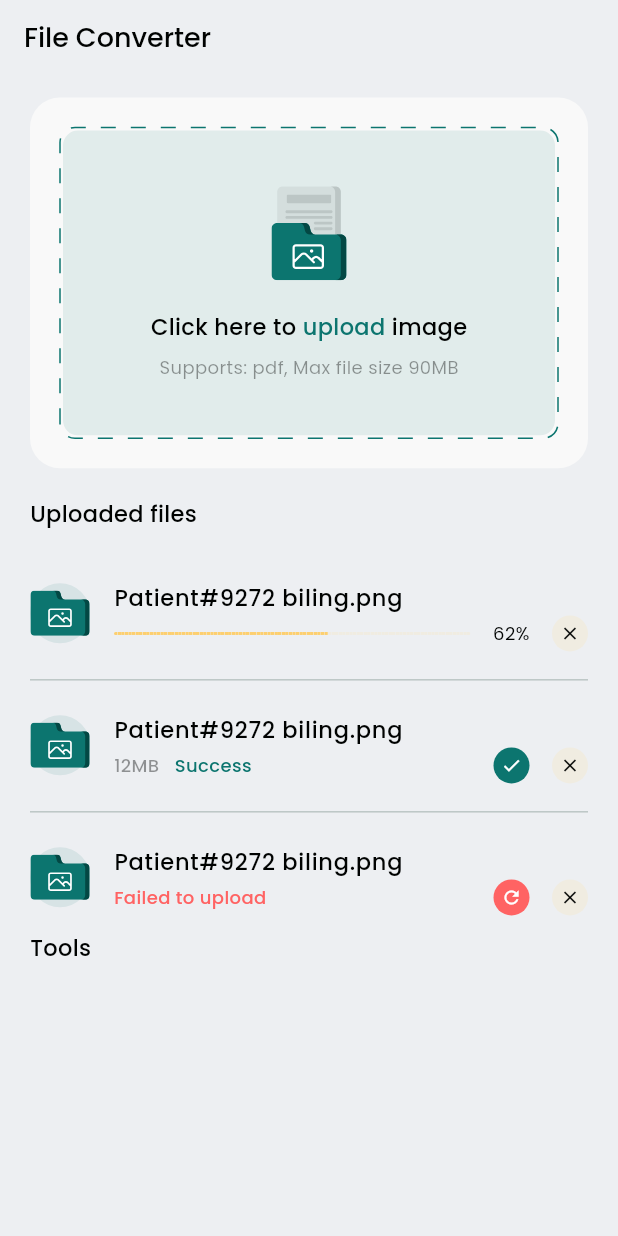
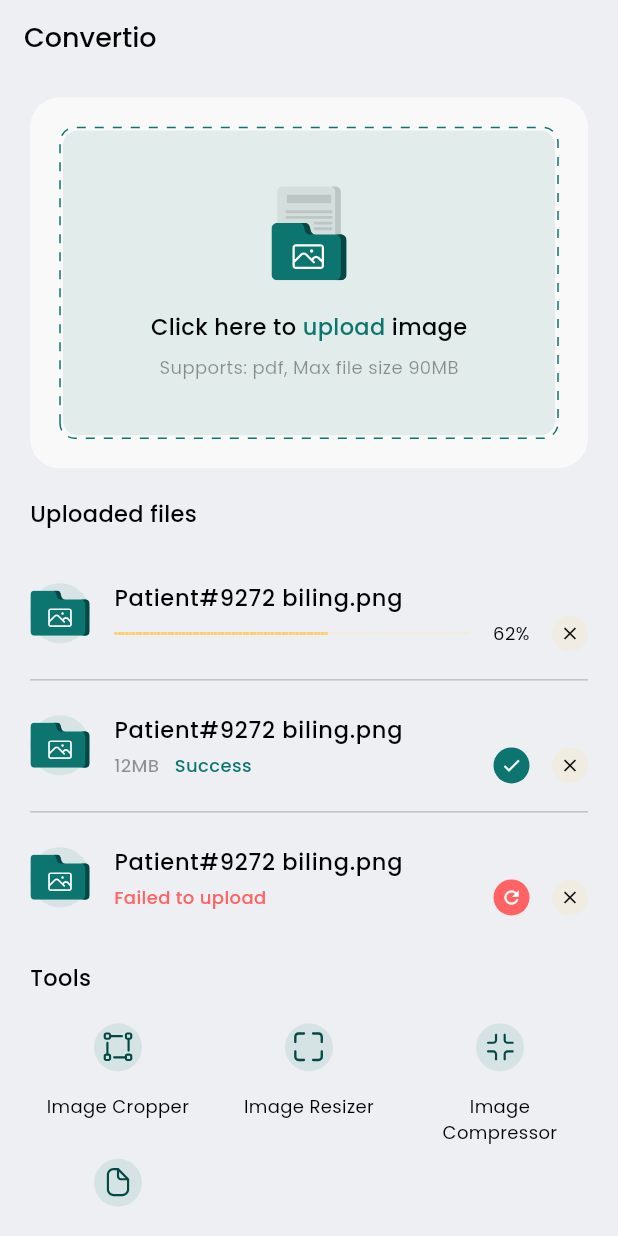
Before and after one commit to tade-dev/file_converter_app, a Flutter app: the screen it shows after launch, on a phone screen of 412 x 824 dp. Run offline on Flutter 3.47's test engine with Material 3 defaults, Android fonts, the phone set to English and light mode, and no system bars; drawn by our look-alikes of dotted_border, step_progress_indicator; our stand-ins replace flutter_svg, get.

Commit message:
Add new views for image conversion and resizing; implement crop settings and update Tools widget for interaction

```diff
--- a/lib/core/resources/colors_x.dart
+++ b/lib/core/resources/colors_x.dart
@@ -6,6 +6,7 @@ class ColorManager {
   static final bgnColor = Color(0xffEDEFF2);
   static final white = Color(0xffF9F9F9);
   static final dividerColor = Color(0xffBCC6C5);
+  static final greyAlt = Color(0xffBCC6C5).withOpacity(0.4);
   static final greenAlt = Color(0xff0C756F).withOpacity(0.10);
   static final green= Color(0xff0C756F);
   static final loading = Color(0xffFDCF6F);
--- a/lib/main.dart
+++ b/lib/main.dart
@@ -20,4 +20,5 @@
       initialRoute: mainView,
     );
   }
+
 }
--- a/lib/ui/components/image_upload_w.dart
+++ b/lib/ui/components/image_upload_w.dart
@@ -25,7 +25,7 @@ class ImageUploadW extends StatelessWidget {
       ),
       child: DottedBorder(
         strokeWidth: 1,
-        dashPattern: [10,10],
+        dashPattern: [6,6],
         radius: Radius.circular(10),
         borderType: BorderType.RRect,
         color: ColorManager.green,
--- a/lib/ui/components/tools_w.dart
+++ b/lib/ui/components/tools_w.dart
@@ -8,14 +8,18 @@ class ToolsW extends StatelessWidget {
     super.key,
     required this.title,
     required this.icon,
+    this.ontap,
   });
 
   final String title;
   final String icon;
+  final Function()? ontap;
 
   @override
   Widget build(BuildContext context) {
-    return Column(
+    return GestureDetector(
+      onTap: ontap,
+      child: Column(
         children: [
           CircleAvatar(
             backgroundColor: ColorManager.greenAlt,
@@ -29,12 +33,14 @@ class ToolsW extends StatelessWidget {
           SizedBox(height: 15,),
           Text(
             title,
+            textAlign: TextAlign.center,
             style: getRegularStyle(
               color: ColorManager.labelBlack,
               fontSize: 12,
             )
           )
         ],
+      ),
     );
   }
 }
--- a/lib/ui/views/main/main_view.dart
+++ b/lib/ui/views/main/main_view.dart
@@ -1,8 +1,12 @@
 import 'package:file_converter_app/core/enums/enums.dart';
 import 'package:file_converter_app/core/resources/colors_x.dart';
 import 'package:file_converter_app/core/resources/styles_x.dart';
+import 'package:file_converter_app/gen/assets.gen.dart';
 import 'package:file_converter_app/ui/components/image_upload_w.dart';
+import 'package:file_converter_app/ui/components/tools_w.dart';
 import 'package:file_converter_app/ui/components/upload_w.dart';
+import 'package:file_converter_app/ui/views/main/image_converter_v.dart';
+import 'package:file_converter_app/ui/widget/c_sht.dart';
 import 'package:file_converter_app/ui/widget/custom_app_bar.dart';
 import 'package:flutter/material.dart';
 
@@ -20,11 +24,12 @@ class _MainViewState extends State<MainView> {
     return Scaffold(
       appBar: PreferredSize(
         preferredSize: Size.fromHeight(50),
-        child: CustomAppBar(title: "File Converter")
+        child: CustomAppBar(title: "Convertio")
       ),
       body: Container(
         width: screenW,
         padding: EdgeInsets.symmetric(horizontal: 20),
+        child: SingleChildScrollView(
           child: Column(
             crossAxisAlignment: CrossAxisAlignment.start,
             children: [
@@ -46,6 +51,7 @@ class _MainViewState extends State<MainView> {
                 ),
               ),
               ListView.separated(
+                padding: EdgeInsets.zero,
                 shrinkWrap: true,
                 physics: NeverScrollableScrollPhysics(),
                 itemBuilder: (_, index)=> UploadW(
@@ -62,7 +68,9 @@ class _MainViewState extends State<MainView> {
                 separatorBuilder: (_, index) => Divider(),
                 itemCount: 3
               ),
+              SizedBox(height: 20,),
               Column(
+                crossAxisAlignment: CrossAxisAlignment.start,
                 children: [
                   Text(
                     "Tools",
@@ -71,11 +79,52 @@ class _MainViewState extends State<MainView> {
                       fontSize: 15
                     ),
                   ),
+                  SizedBox(height: 20,),
+                  GridView.count(
+                    shrinkWrap: true,
+                    physics: NeverScrollableScrollPhysics(),
+                    crossAxisCount: 3,
+                    crossAxisSpacing: 10,
+                    childAspectRatio: 1.3,
+                    children: [
+                      ToolsW(
+                        title: "Image Cropper",
+                        icon: Assets.icon.crop,
+                        ontap: () {
+
+                        },
+                      ),
+                      ToolsW(
+                        title: "Image Resizer",
+                        icon: Assets.icon.expand,
+                        ontap: () {
+
+                        },
+                      ),
+                      ToolsW(
+                        title: "Image Compressor",
+                        icon: Assets.icon.minimize,
+                        ontap: () {
+
+                        },
+                      ),
+                      ToolsW(
+                        title: "Image Converter",
+                        icon: Assets.icon.documents,
+                        ontap: () {
+                          CSHT().showBottomSheet(
+                            child: ImageConverterV(),
+                          );
+                        },
+                      ),
+                    ],
+                  )
                 ],
               )
             ],
           ),
         ),
+      ),
     );
   }
 }
--- /dev/null
+++ b/lib/ui/widget/c_sht.dart
@@ -0,0 +1,33 @@
+import 'package:file_converter_app/core/resources/colors_x.dart';
+import 'package:flutter/material.dart';
+import 'package:get/route_manager.dart';
+
+class CSHT {
+
+  showBottomSheet(
+    {
+     required Widget child,
+     bool enableDrag = false,
+     bool isDismissible = false,
+    }
+  ) {
+
+    var context = Get.context;
+
+    showModalBottomSheet(
+      context: context!,
+      builder: (context) => child,
+      enableDrag: enableDrag,
+      isDismissible: isDismissible,
+      isScrollControlled: true,
+      backgroundColor: ColorManager.white,
+      shape: RoundedRectangleBorder(
+        borderRadius: BorderRadius.only(
+          topLeft: Radius.circular(10),
+          topRight: Radius.circular(10),
+        )
+      ),
+    );
+  }
+
+}
```
Also changed, not shown: lib/ui/views/main/crop_settings.dart (added, +10 -0 lines), lib/ui/views/main/flip_rotate.dart (added, +42 -0 lines), lib/ui/views/main/image_converter_v.dart (added, +42 -0 lines), lib/ui/views/main/resize_setting.dart (added, +41 -0 lines), lib/ui/widget/c_btn.dart (added, +47 -0 lines), lib/ui/widget/close_w.dart (added, +32 -0 lines), lib/ui/widget/input_field.dart (added, +23 -0 lines). Lines whose indentation alone changed are shown as unchanged.
